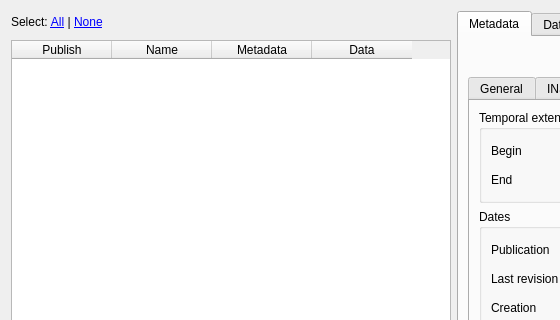
First picture: the form in geocatbridge/ui/publishwidget.ui, repository GeoCat/qgis-bridge-plugin, before the edit; both pictures show x 0 to 560 and y 0 to 320 of the 908 by 692 pixel window.
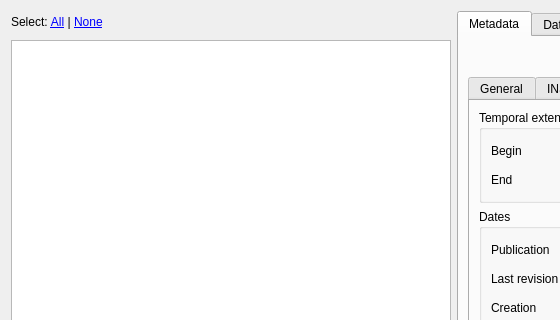
Second picture: the form after the edit. Icons and pictures are not drawn.

Commit message: show layers list instead of layers table in main window

Patch:
```diff
--- a/geocatbridge/ui/publishwidget.ui
+++ b/geocatbridge/ui/publishwidget.ui
@@ -60,30 +60,10 @@
         </layout>
        </item>
        <item>
-        <widget class="QTableWidget" name="tableLayers">
+        <widget class="QListWidget" name="listLayers">
          <property name="contextMenuPolicy">
           <enum>Qt::CustomContextMenu</enum>
          </property>
-         <column>
-          <property name="text">
-           <string>Publish</string>
-          </property>
-         </column>
-         <column>
-          <property name="text">
-           <string>Name</string>
-          </property>
-         </column>
-         <column>
-          <property name="text">
-           <string>Metadata</string>
-          </property>
-         </column>
-         <column>
-          <property name="text">
-           <string>Data</string>
-          </property>
-         </column>
         </widget>
        </item>
       </layout>
```
The commit also changes 2 other files.
